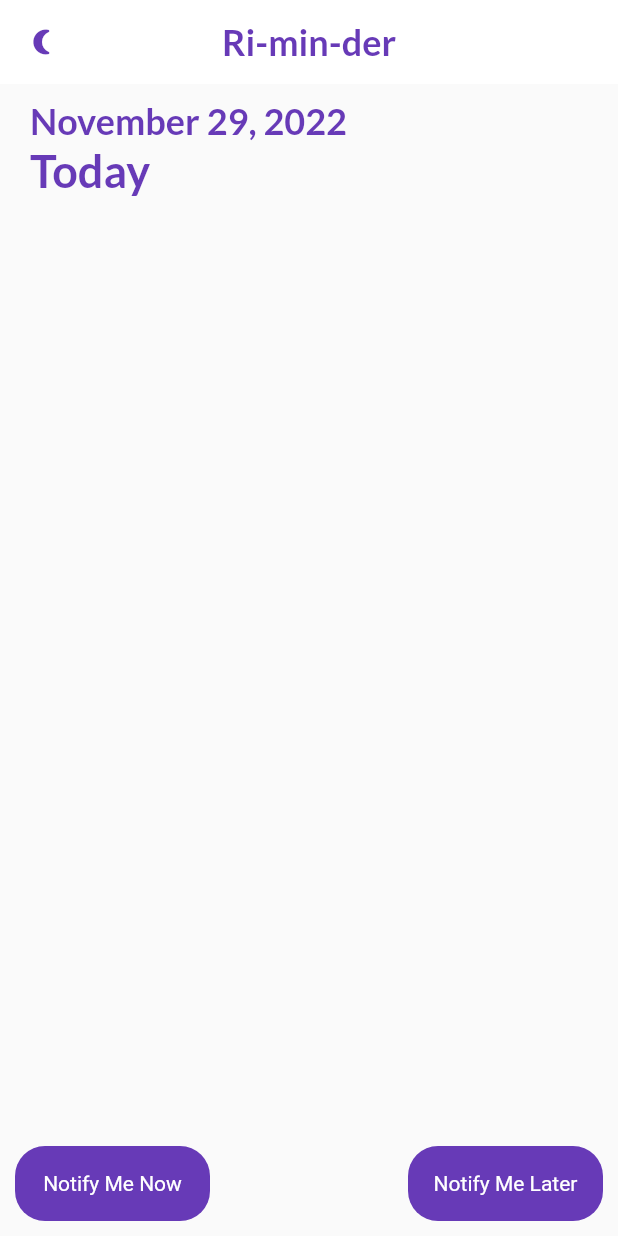
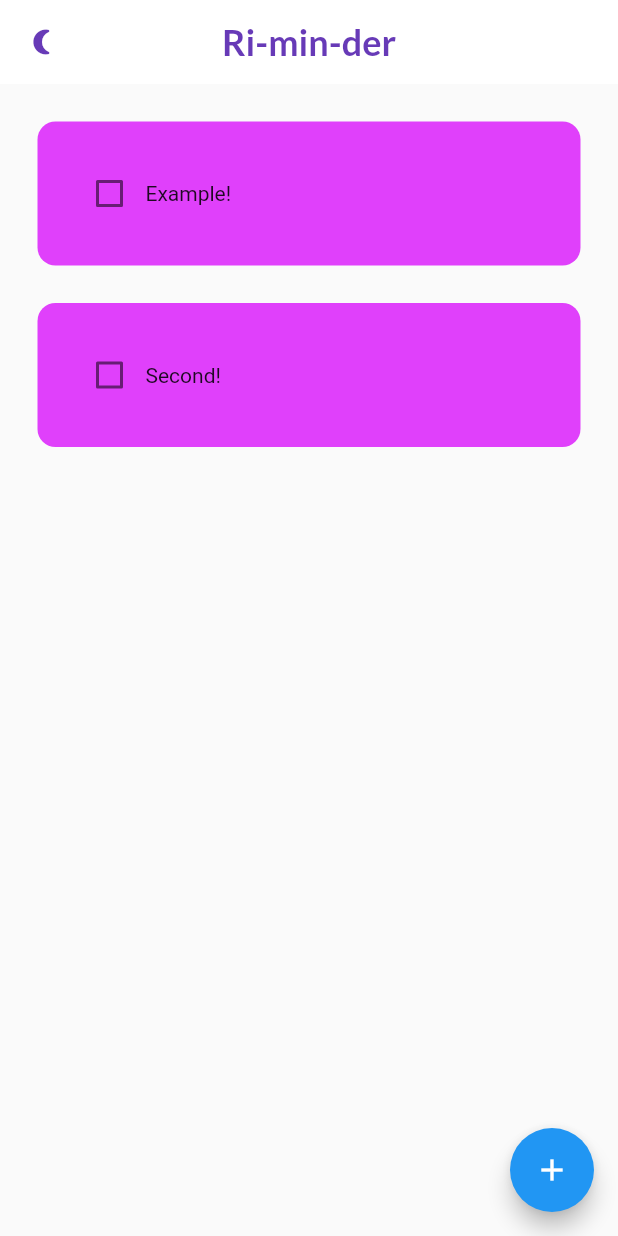
Before and after one commit to 4ntonio-lu/Junior-Project, a Flutter app: the screen it shows after launch, on a phone screen of 412 x 824 dp. Run offline on Flutter 3.47's test engine with Material 2 defaults, Android fonts, the phone set to English and light mode, and no system bars; drawn by our look-alikes of flutter_slidable; our stand-ins replace awesome_notifications, get, get_storage, google_fonts.

Commit message:
Added todo create buttons and other things! datebar and buttonbar need fixing

```diff
--- /dev/null
+++ b/lib/ToDoTile.dart
@@ -0,0 +1,64 @@
+import 'package:flutter/material.dart';
+import 'package:flutter_slidable/flutter_slidable.dart';
+
+class ToDoTile extends StatelessWidget {
+  final String taskName;
+  final bool taskCompleted;
+  Function(bool?)? onChanged;
+  Function(BuildContext)? deleteFunction;
+
+  ToDoTile({
+    super.key,
+    required this.taskName,
+    required this.taskCompleted,
+    required this.onChanged,
+    required this.deleteFunction,
+  });
+
+  @override
+  Widget build(BuildContext context) {
+    return Padding(
+      padding: const EdgeInsets.only(left: 25.0, right: 25, top: 25),
+      child: Slidable(
+        endActionPane: ActionPane(
+          motion: StretchMotion(),
+          children: [
+            SlidableAction(
+              onPressed: deleteFunction,
+              icon: Icons.delete,
+              backgroundColor: Colors.red.shade300,
+              borderRadius: BorderRadius.circular(12),
+            )
+          ],
+        ),
+        child: Container(
+          padding: EdgeInsets.all(24),
+          decoration: BoxDecoration(
+            color: Colors.purpleAccent,
+            borderRadius: BorderRadius.circular(12),
+          ),
+          child: Row(
+            children: [
+              // checkbox
+              Checkbox(
+                value: taskCompleted,
+                onChanged: onChanged,
+                activeColor: Colors.black,
+              ),
+
+              // task name
+              Text(
+                taskName,
+                style: TextStyle(
+                  decoration: taskCompleted
+                      ? TextDecoration.lineThrough
+                      : TextDecoration.none,
+                ),
+              ),
+            ],
+          ),
+        ),
+      ),
+    );
+  }
+}
--- a/lib/my_home_page.dart
+++ b/lib/my_home_page.dart
@@ -5,8 +5,12 @@ import 'package:intl/intl.dart';
 import 'package:junior_project_three/button.dart';
 import 'package:junior_project_three/theme.dart';
 import 'package:junior_project_three/theme_services.dart';
+import 'package:junior_project_three/ToDoTile.dart';
 import 'package:junior_project_three/utilities.dart';
+import 'dialog_box.dart';
 import 'notifications.dart';
+import 'dialog_box.dart';
+
 
 class MyHomePage extends StatefulWidget{
   const MyHomePage({super.key, required this.title});
@@ -17,7 +21,50 @@ class MyHomePage extends StatefulWidget{
 }
 
 class _MyHomePageState extends State<MyHomePage> {
+  final textcontroller = TextEditingController();
   int _counter = 0;
+  List toDoList = [
+    ["Example!", false],
+    ["Second!", false],
+  ];
+
+  void checkBoxChanged(bool value, int index) {
+    setState(() {
+      toDoList[index][1] = !toDoList[index][1];
+    });
+  }
+
+  void saveNewTask()
+  {
+    setState(() {
+      toDoList.add([textcontroller.text, false]); //obviously false, if saving you haven't finished the task
+      textcontroller.clear();
+    });
+    Navigator.of(context).pop();
+  }
+
+  // create a new task
+  void createNewTask() {
+    showDialog(
+      context: context,
+      builder: (context) {
+        return DialogBox(
+          controller: textcontroller,
+        onSave: saveNewTask,
+        onCancel: () => Navigator.of(context).pop(),
+        //  controller: _controller,
+        /////  onSave: saveNewTask,
+        //  onCancel: () => Navigator.of(context).pop(),
+        );
+      },
+    );
+  }
+  void deleteTask(int index) {
+    setState(() {
+      toDoList.removeAt(index);
+    });
+   // db.updateDataBase();
+  }
 
   void _incrementCounter() {
     setState(() {
@@ -72,13 +119,35 @@ class _MyHomePageState extends State<MyHomePage> {
     // TODO: implement build
     return Scaffold(
       appBar: _appBar(),
-      body: Stack(
-        children: [
-          _addDateBar(),
-          _addButtonBar(),
-        ],
-      ),
+
+
+    floatingActionButton: FloatingActionButton(
+    onPressed: createNewTask,
+    child: Icon(Icons.add),
+
+
+    ),
+
+      body: ListView.builder(
+
+          itemCount: toDoList.length,
+          itemBuilder: (context, index) {
+            return ToDoTile(
+
+              taskName: toDoList[index][0],
+              taskCompleted: toDoList[index][1],
+              onChanged: (value) => checkBoxChanged,
+             deleteFunction: (context) => deleteTask(index),
+
     );
+          }
+
+
+
+    ),
+
+    );
+
   }
 
   _addButtonBar(){
--- a/pubspec.yaml
+++ b/pubspec.yaml
@@ -38,6 +38,7 @@ dependencies:
   # The following adds the Cupertino Icons font to your application.
   # Use with the CupertinoIcons class for iOS style icons.
   cupertino_icons: ^1.0.2
+  flutter_slidable: ^1.2.0
   json_annotation: ^4.7.0
   path_provider: ^2.0.11
   get_storage: ^2.0.3
```
Also changed, not shown: lib/dialog_box.dart (added, +49 -0 lines), lib/my_button.dart (added, +23 -0 lines), pubspec.lock.
